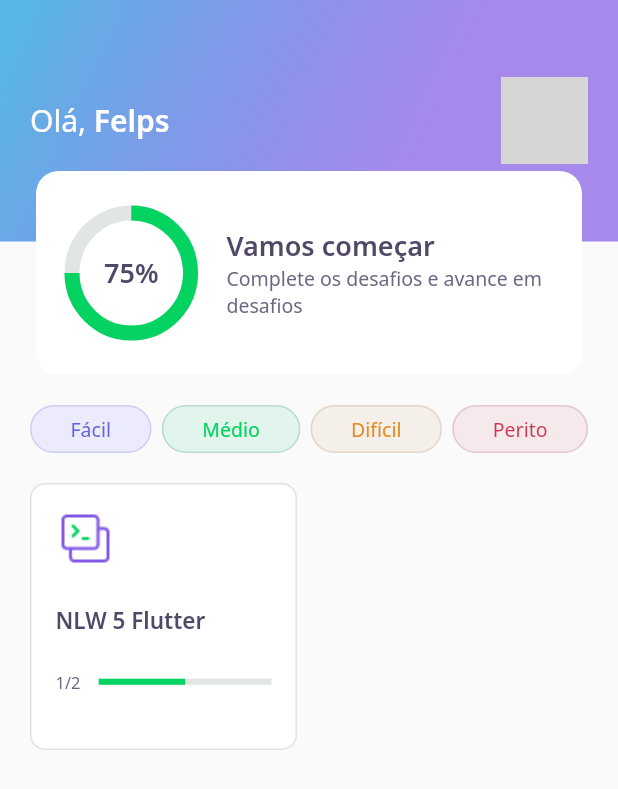
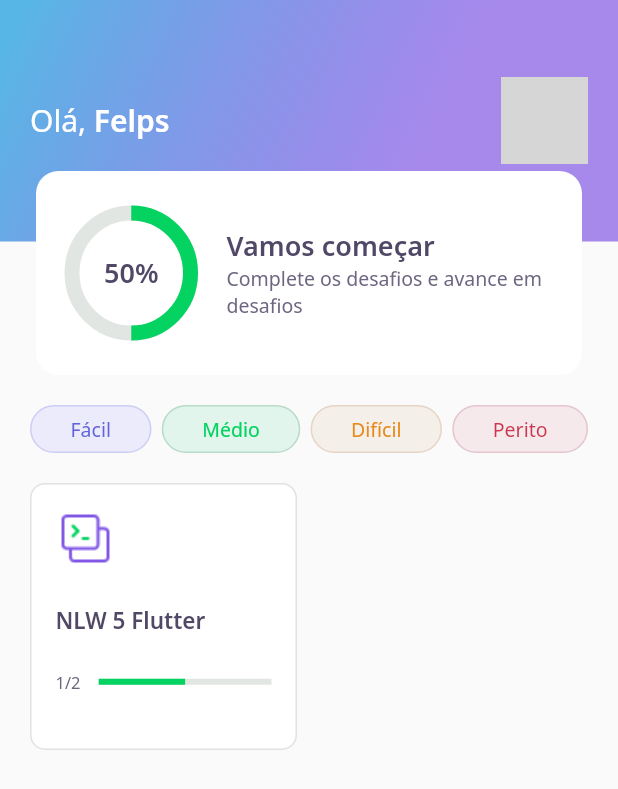
Before and after one commit to felixvicent/devquiz, a Flutter app: the screen it shows after launch, on a phone screen of 412 x 824 dp. Shown: the top 789 px of the screen. Run offline on Flutter 3.47's test engine with Material 2 defaults, Android fonts, the phone set to English and light mode, and no system bars; our stand-ins replace google_fonts; accounts and stored records are empty; network calls fail; grey boxes are pictures that could not be loaded.

Commit message:
Ajust ChartWidget

```diff
--- a/lib/home/widgets/app_bar/app_bar_widget.dart
+++ b/lib/home/widgets/app_bar/app_bar_widget.dart
@@ -44,7 +44,7 @@ class AppBarWidget extends PreferredSize {
           ),
           Align(
             alignment: Alignment(0.0, 1.0),
-            child: ScoreCardWidget()
+            child: ScoreCardWidget(user: user)
           )
         ],
       ),
--- a/lib/home/widgets/chart/chart_widget.dart
+++ b/lib/home/widgets/chart/chart_widget.dart
@@ -1,7 +1,12 @@
 import 'package:dev_quiz/core/core.dart';
+import 'package:dev_quiz/shared/models/user_model.dart';
 import 'package:flutter/material.dart';
 
 class ChartWidget extends StatelessWidget {
+  final UserModel user;
+
+  const ChartWidget({required this.user}) : super();
+
   @override
   Widget build(BuildContext context) {
     return Container(
@@ -15,7 +20,7 @@ class ChartWidget extends StatelessWidget {
               width: 80,
               child: CircularProgressIndicator(
                 strokeWidth: 10,
-                value: 0.75,
+                value: user.score / 100,
                 backgroundColor: AppColors.chartSecondary,
                 valueColor: AlwaysStoppedAnimation<Color>(AppColors.chartPrimary),
               ),
@@ -23,7 +28,7 @@ class ChartWidget extends StatelessWidget {
           ),
           Center(
             child: Text(
-              '75%',
+              '${user.score}%',
               style: AppTextStyles.heading,
             ),
           )
--- a/lib/home/widgets/score_card/score_card_widget.dart
+++ b/lib/home/widgets/score_card/score_card_widget.dart
@@ -1,8 +1,13 @@
 import 'package:dev_quiz/core/core.dart';
 import 'package:dev_quiz/home/widgets/chart/chart_widget.dart';
+import 'package:dev_quiz/shared/models/user_model.dart';
 import 'package:flutter/material.dart';
 
 class ScoreCardWidget extends StatelessWidget {
+  final UserModel user;
+
+  const ScoreCardWidget({required this.user}) : super();
+
   @override
   Widget build(BuildContext context) {
     return Padding(
@@ -20,7 +25,7 @@ class ScoreCardWidget extends StatelessWidget {
             children: [
               Expanded(
                 flex: 1,
-                child: ChartWidget()
+                child: ChartWidget(user: user)
               ),
               Expanded(
                 flex: 3,
```
